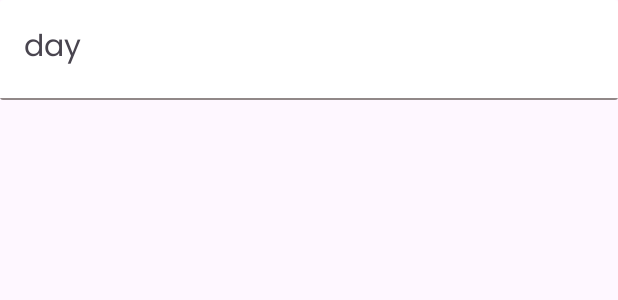
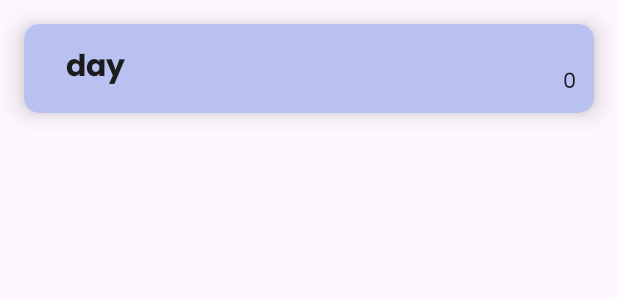
Before and after one commit to rezaagung1101/Schedule-App, an Android app: the layout card_day_item.xml on its own in the app's theme, with its tools: preview values and no code run, on a phone screen of 412 x 824 dp. Shown: the top 300 px of the screen. Run offline under Robolectric (Android 15) with nearby library versions, the phone set to English and light mode, and no system bars.

Commit message:
update: card design

```diff
--- a/app/src/main/java/com/powerhouse/ai/weathertraining/adapter/ListDayAdapter.kt
+++ b/app/src/main/java/com/powerhouse/ai/weathertraining/adapter/ListDayAdapter.kt
@@ -23,6 +23,7 @@ class ListDayAdapter(private val listData: List<Int>) :
         val day = listData[position]
         holder.binding.apply {
             tvDay.text = Helper.getDayName(day)
+            tvDayCount.text = Helper.dayCountFormat(day)
             root.setOnClickListener {
                 val intent = Intent(it.context, DetailDayActivity::class.java)
                 intent.putExtra(Constanta.day, day)
--- a/app/src/main/java/com/powerhouse/ai/weathertraining/model/database/repository/ScheduleRepository.kt
+++ b/app/src/main/java/com/powerhouse/ai/weathertraining/model/database/repository/ScheduleRepository.kt
@@ -1,16 +1,13 @@
 package com.powerhouse.ai.weathertraining.model.database.repository
 
 import androidx.lifecycle.LiveData
-import com.jetpack.compose.myweather.utils.Helper
 import com.powerhouse.ai.weathertraining.model.database.Database
 import com.powerhouse.ai.weathertraining.model.lib.Schedule
-import com.powerhouse.ai.weathertraining.model.lib.WeatherRecord
 import com.powerhouse.ai.weathertraining.utils.QueryType
 import com.powerhouse.ai.weathertraining.utils.QueryUtil
 import kotlinx.coroutines.Dispatchers
 import kotlinx.coroutines.launch
 import kotlinx.coroutines.runBlocking
-import java.util.Calendar
 
 class ScheduleRepository(private val database: Database) {
     private val dao = database.scheduleDao()
--- a/app/src/main/java/com/powerhouse/ai/weathertraining/utils/Helper.kt
+++ b/app/src/main/java/com/powerhouse/ai/weathertraining/utils/Helper.kt
@@ -68,9 +68,17 @@ object Helper {
             dialog.window?.setBackgroundDrawableResource(R.drawable.rounded_dialog)
         }
     }
+
+    fun currentTime(time: Long): String {
+        val dateFormat = SimpleDateFormat("hh:mm a", Locale.getDefault())
+        return dateFormat.format(Date(time))
+    }
+
+    fun dayCountFormat(day: Int): String{
+        val format = if(day==1) "${day}st"
+        else if(day==2) "${day}nd"
+        else if(day==3) "${day}rd"
+        else "${day}th"
+        return "$format of the week"
+    }
 }
-
-fun currentTime(time: Long): String {
-    val dateFormat = SimpleDateFormat("hh:mm a", Locale.getDefault())
-    return dateFormat.format(Date(time))
-}
--- a/app/src/main/res/layout/card_day_item.xml
+++ b/app/src/main/res/layout/card_day_item.xml
@@ -3,14 +3,16 @@
     xmlns:app="http://schemas.android.com/apk/res-auto"
     android:layout_width="match_parent"
     android:layout_height="wrap_content"
-    android:layout_marginBottom="2dp"
-    app:cardElevation="0dp">
+    android:layout_margin="@dimen/fab_margin"
+    app:cardBackgroundColor="@color/blue"
+    app:cardCornerRadius="10dp"
+    app:cardElevation="10dp">
 
     <androidx.constraintlayout.widget.ConstraintLayout
         android:background="?android:selectableItemBackground"
         android:layout_width="match_parent"
         android:layout_height="match_parent"
-        android:paddingTop="16dp">
+        android:padding="12dp">
 
         <TextView
             android:id="@+id/tv_day"
@@ -18,18 +20,26 @@
             android:layout_height="wrap_content"
             android:layout_gravity="center|left"
             android:layout_marginLeft="@dimen/fab_margin"
+            android:fontFamily="@font/popping_bold"
+            android:textColor="@color/textPrimary"
             android:text="@string/day"
             android:textSize="20sp"
+            app:layout_constraintBottom_toBottomOf="parent"
             app:layout_constraintStart_toStartOf="parent"
             app:layout_constraintTop_toTopOf="parent" />
 
-        <View
-            android:layout_width="match_parent"
-            android:layout_height="1dp"
-            android:layout_marginTop="@dimen/fab_margin"
-            android:background="@color/grey"
-            app:layout_constraintEnd_toEndOf="parent"
-            app:layout_constraintStart_toStartOf="parent"
-            app:layout_constraintTop_toBottomOf="@+id/tv_day" />
+        <TextView
+            android:id="@+id/tv_day_count"
+            android:layout_width="wrap_content"
+            android:layout_height="wrap_content"
+            android:layout_gravity="center|left"
+            android:fontFamily="@font/regular_poppins"
+            android:text="@string/default_value"
+            android:layout_marginBottom="-4dp"
+            android:textColor="@color/textPrimary"
+            android:textSize="14sp"
+            app:layout_constraintBottom_toBottomOf="parent"
+            app:layout_constraintEnd_toEndOf="parent" />
+
     </androidx.constraintlayout.widget.ConstraintLayout>
 </androidx.cardview.widget.CardView>
--- a/app/src/main/res/layout/card_schedule_item.xml
+++ b/app/src/main/res/layout/card_schedule_item.xml
@@ -15,11 +15,13 @@
         android:layout_margin="8dp">
 
         <ImageView
+            android:backgroundTint="@color/textPrimary"
             android:layout_width="wrap_content"
             android:layout_height="match_parent"
             android:src="@drawable/ic_time"
             app:layout_constraintStart_toStartOf="parent" />
         <TextView
+            android:textColor="@color/textPrimary"
             android:id="@+id/tv_time"
             android:layout_width="wrap_content"
             android:layout_height="wrap_content"
@@ -43,6 +45,7 @@
             android:layout_width="wrap_content"
             android:layout_height="wrap_content"
             android:layout_marginLeft="@dimen/fab_margin"
+            android:textColor="@color/textPrimary"
             android:text="@string/schedule"
             app:layout_constraintStart_toEndOf="@+id/view"
             app:layout_constraintTop_toTopOf="parent" />
--- a/app/src/main/res/values/colors.xml
+++ b/app/src/main/res/values/colors.xml
@@ -7,7 +7,7 @@
     <color name="beige">#F5EDDE</color>
     <color name="blue_dark">#9492F7</color>
     <color name="blue">#B9C1F1</color>
-    <color name="blue_light">#EEEEEE</color>
+    <color name="blue_light">#E6E9FA</color>
     <color name="orange">#F8994E</color>
     <color name="white">#FFFFFFFF</color>
     <color name="grey">#918888</color>
```
